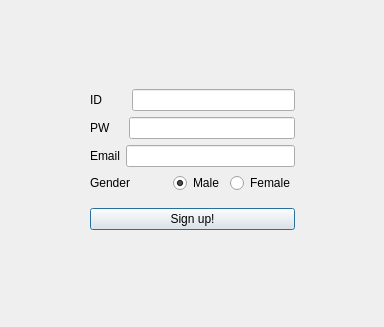
Above: Client/dlsignin.ui from incheon-kim/QtMultiChat before the change. Below: the same form after it.
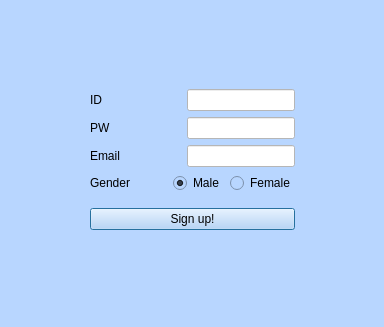
That is the form after the change.

Patch:
```diff
--- a/Client/dlsignin.ui
+++ b/Client/dlsignin.ui
@@ -19,6 +19,9 @@
   <property name="windowTitle">
    <string>SIGN UP</string>
   </property>
+  <property name="styleSheet">
+   <string notr="true">background-color: rgb(184, 214, 255);</string>
+  </property>
   <widget class="QWidget" name="layoutWidget">
    <property name="geometry">
     <rect>
@@ -41,7 +44,24 @@
          </widget>
         </item>
         <item>
-         <widget class="QLineEdit" name="leIDsf"/>
+         <spacer name="horizontalSpacer">
+          <property name="orientation">
+           <enum>Qt::Horizontal</enum>
+          </property>
+          <property name="sizeHint" stdset="0">
+           <size>
+            <width>40</width>
+            <height>20</height>
+           </size>
+          </property>
+         </spacer>
+        </item>
+        <item>
+         <widget class="QLineEdit" name="leIDsf">
+          <property name="styleSheet">
+           <string notr="true">background-color: rgb(255, 255, 255);</string>
+          </property>
+         </widget>
         </item>
        </layout>
       </item>
@@ -55,7 +75,24 @@
          </widget>
         </item>
         <item>
-         <widget class="QLineEdit" name="lePWsf"/>
+         <spacer name="horizontalSpacer_2">
+          <property name="orientation">
+           <enum>Qt::Horizontal</enum>
+          </property>
+          <property name="sizeHint" stdset="0">
+           <size>
+            <width>40</width>
+            <height>20</height>
+           </size>
+          </property>
+         </spacer>
+        </item>
+        <item>
+         <widget class="QLineEdit" name="lePWsf">
+          <property name="styleSheet">
+           <string notr="true">background-color: rgb(255, 255, 255);</string>
+          </property>
+         </widget>
         </item>
        </layout>
       </item>
@@ -69,7 +106,27 @@
          </widget>
         </item>
         <item>
-         <widget class="QLineEdit" name="leEmail"/>
+         <spacer name="horizontalSpacer_3">
+          <property name="orientation">
+           <enum>Qt::Horizontal</enum>
+          </property>
+          <property name="sizeHint" stdset="0">
+           <size>
+            <width>40</width>
+            <height>20</height>
+           </size>
+          </property>
+         </spacer>
+        </item>
+        <item>
+         <widget class="QLineEdit" name="leEmail">
+          <property name="enabled">
+           <bool>true</bool>
+          </property>
+          <property name="styleSheet">
+           <string notr="true">background-color: rgb(255, 255, 255);</string>
+          </property>
+         </widget>
         </item>
        </layout>
       </item>
@@ -109,6 +166,9 @@
     </item>
     <item>
      <widget class="QPushButton" name="pbSignupform">
+      <property name="styleSheet">
+       <string notr="true"/>
+      </property>
       <property name="text">
        <string>Sign up!</string>
       </property>
```
